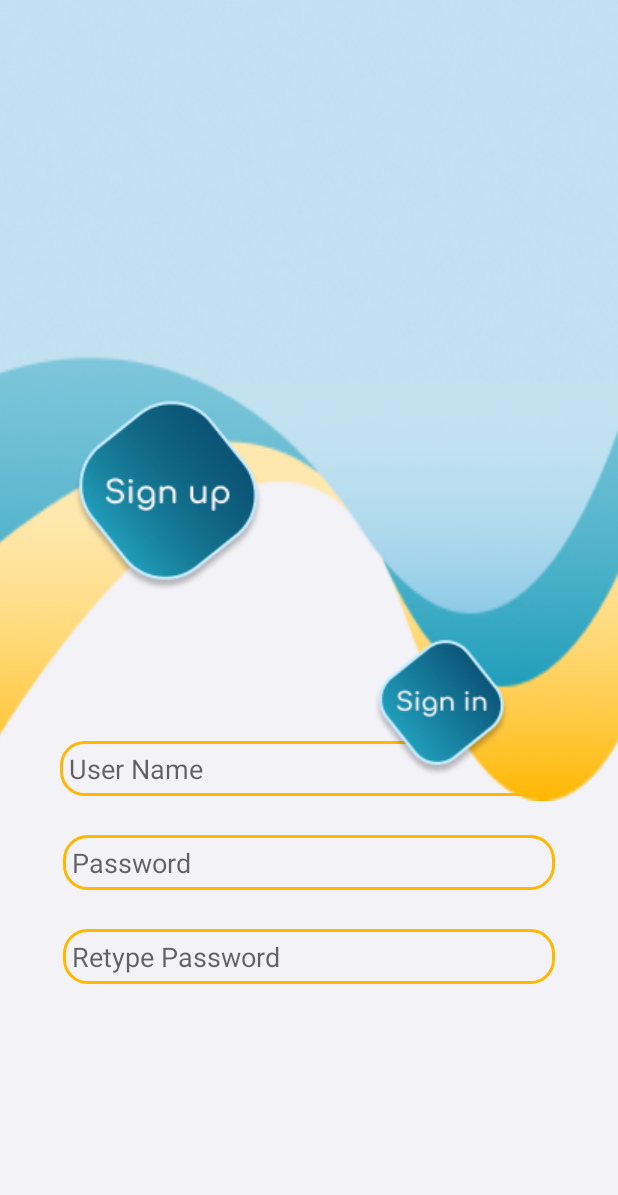
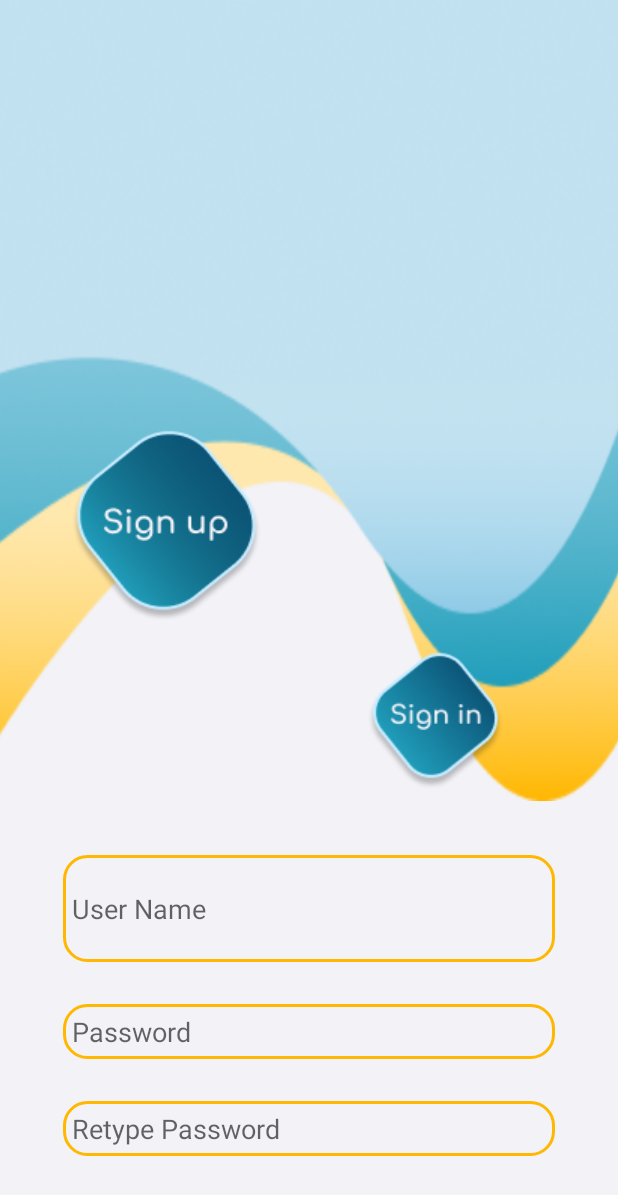
Before and after one commit to apantzar/androidRecipeProject2021, an Android app: the MainActivity screen opened directly, with no data from a screen before it, on a phone screen of 412 x 824 dp. Shown: the top 1195 px of the screen. Run offline under Robolectric (Android 15) with nearby library versions, the phone set to English and light mode, and no system bars.

Commit message:
ui positions changed (sign up), buttons work

```diff
--- a/app/src/main/java/com/pantz/recipepro/MainActivity.java
+++ b/app/src/main/java/com/pantz/recipepro/MainActivity.java
@@ -6,6 +6,7 @@ import android.os.Bundle;
 import android.view.View;
 import android.widget.Button;
 import android.widget.EditText;
+import android.widget.ImageButton;
 import android.widget.Toast;
 
 import androidx.appcompat.app.AppCompatActivity;
@@ -14,7 +15,7 @@ import java.security.NoSuchAlgorithmException;
 
 public class MainActivity extends AppCompatActivity {
     EditText username, password, repassword;
-    Button signup;
+    ImageButton signup;
 
 
     @Override
@@ -33,7 +34,7 @@ public class MainActivity extends AppCompatActivity {
         username = findViewById(R.id.username);
         password =  findViewById(R.id.password);
         repassword =  findViewById(R.id.repassword);
-        signup =  findViewById(R.id.btnsignup);
+        signup =  findViewById(R.id.imageButton);
 
 
 
@@ -97,7 +98,7 @@ public class MainActivity extends AppCompatActivity {
 
 
 
-        Button btn = (Button)findViewById(R.id.button);
+        ImageButton btn = (ImageButton)findViewById(R.id.imageButton2);
 
         btn.setOnClickListener(new View.OnClickListener() {
             @Override
--- a/app/src/main/res/layout/activity_main.xml
+++ b/app/src/main/res/layout/activity_main.xml
@@ -12,13 +12,15 @@
         android:id="@+id/username"
         android:layout_width="wrap_content"
         android:layout_height="wrap_content"
+        android:layout_above="@+id/password"
         android:layout_alignParentStart="true"
         android:layout_alignParentTop="true"
         android:layout_alignParentEnd="true"
         android:layout_centerHorizontal="true"
-        android:layout_marginStart="40dp"
-        android:layout_marginTop="494dp"
-        android:layout_marginEnd="43dp"
+        android:layout_marginStart="42dp"
+        android:layout_marginTop="570dp"
+        android:layout_marginEnd="42dp"
+        android:layout_marginBottom="28dp"
         android:background="@drawable/text_box"
         android:hint="User Name" />
 
@@ -26,13 +28,13 @@
         android:id="@+id/password"
         android:layout_width="328dp"
         android:layout_height="wrap_content"
-        android:layout_below="@+id/username"
+        android:layout_above="@+id/repassword"
         android:layout_alignParentStart="true"
         android:layout_alignParentEnd="true"
         android:layout_centerHorizontal="true"
         android:layout_marginStart="42dp"
-        android:layout_marginTop="26dp"
         android:layout_marginEnd="42dp"
+        android:layout_marginBottom="28dp"
         android:background="@drawable/text_box"
         android:hint="Password"
         android:inputType="textPassword" />
@@ -41,13 +43,13 @@
         android:id="@+id/repassword"
         android:layout_width="332dp"
         android:layout_height="wrap_content"
-        android:layout_below="@+id/password"
         android:layout_alignParentStart="true"
         android:layout_alignParentEnd="true"
+        android:layout_alignParentBottom="true"
         android:layout_centerHorizontal="true"
         android:layout_marginStart="42dp"
-        android:layout_marginTop="26dp"
         android:layout_marginEnd="42dp"
+        android:layout_marginBottom="53dp"
         android:background="@drawable/text_box"
         android:hint="Retype Password"
         android:inputType="textPassword" />
@@ -113,13 +115,13 @@
         android:layout_alignParentStart="true"
         android:layout_alignParentTop="true"
         android:layout_centerVertical="true"
-        android:layout_marginStart="35dp"
-        android:layout_marginTop="253dp"
-        android:layout_marginEnd="52dp"
+        android:layout_marginStart="36dp"
+        android:layout_marginTop="273dp"
+        android:layout_marginEnd="51dp"
         android:layout_marginBottom="109dp"
         android:layout_toStartOf="@+id/imageButton2"
+        android:background="@null"
         android:text="Sign Up"
-        android:background="@null"
         app:srcCompat="@drawable/btn_signup" />
 
     <ImageButton
@@ -129,9 +131,9 @@
         android:layout_alignParentTop="true"
         android:layout_alignParentEnd="true"
         android:layout_alignParentBottom="true"
-        android:layout_marginTop="372dp"
-        android:layout_marginEnd="63dp"
-        android:layout_marginBottom="252dp"
+        android:layout_marginTop="381dp"
+        android:layout_marginEnd="67dp"
+        android:layout_marginBottom="243dp"
         android:background="@null"
         android:text="Sign In"
         app:srcCompat="@drawable/btn_signin" />
```
